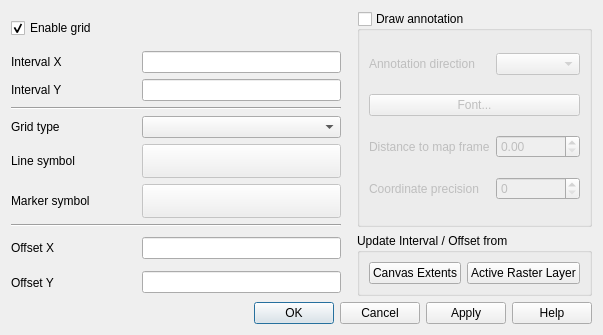
Before: the Qt Designer form src/ui/qgsdecorationgriddialog.ui in kadas-albireo/kadas-albireo, drawn with Qt 5.
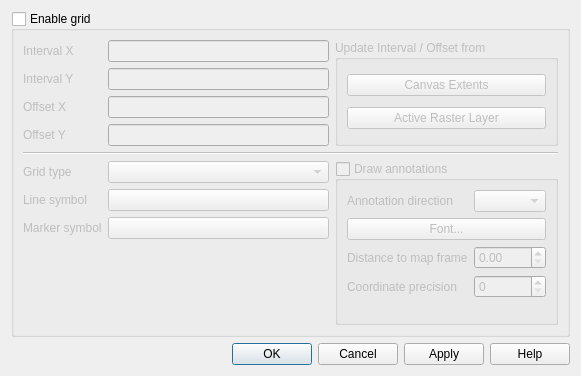
After: the same form once the commit is applied.

Commit message: Enable grid button in ribbon

What changed in the file:
```diff
--- a/src/ui/qgsdecorationgriddialog.ui
+++ b/src/ui/qgsdecorationgriddialog.ui
@@ -6,8 +6,8 @@
    <rect>
     <x>0</x>
     <y>0</y>
-    <width>603</width>
-    <height>335</height>
+    <width>581</width>
+    <height>376</height>
    </rect>
   </property>
   <property name="windowTitle">
@@ -18,37 +18,86 @@
     <enum>QLayout::SetMinimumSize</enum>
    </property>
    <item>
-    <layout class="QGridLayout" name="gridLayout_3" columnstretch="0,0,0,0,0" columnminimumwidth="125,100,0,0,0">
-     <item row="0" column="0">
-      <widget class="QCheckBox" name="chkEnable">
-       <property name="sizePolicy">
-        <sizepolicy hsizetype="Minimum" vsizetype="Minimum">
-         <horstretch>0</horstretch>
-         <verstretch>0</verstretch>
-        </sizepolicy>
-       </property>
-       <property name="layoutDirection">
-        <enum>Qt::LeftToRight</enum>
-       </property>
-       <property name="text">
+    <widget class="QGroupBox" name="chkEnable">
+     <property name="title">
         <string>Enable grid</string>
        </property>
+     <property name="checkable">
+      <bool>true</bool>
+     </property>
        <property name="checked">
-        <bool>true</bool>
-       </property>
-      </widget>
-     </item>
-     <item row="1" column="0">
-      <widget class="QLabel" name="mIntervalXLabel">
-       <property name="text">
-        <string>Interval X</string>
-       </property>
-       <property name="wordWrap">
-        <bool>true</bool>
-       </property>
-      </widget>
-     </item>
+      <bool>false</bool>
+     </property>
+     <layout class="QGridLayout" name="gridLayout_4">
      <item row="2" column="0">
+       <widget class="QLabel" name="mOffsetXLabel">
+        <property name="text">
+         <string>Offset X</string>
+        </property>
+        <property name="wordWrap">
+         <bool>true</bool>
+        </property>
+       </widget>
+      </item>
+      <item row="6" column="1">
+       <widget class="QComboBox" name="mGridTypeComboBox">
+        <property name="sizePolicy">
+         <sizepolicy hsizetype="Minimum" vsizetype="Fixed">
+          <horstretch>0</horstretch>
+          <verstretch>0</verstretch>
+         </sizepolicy>
+        </property>
+        <property name="minimumSize">
+         <size>
+          <width>100</width>
+          <height>0</height>
+         </size>
+        </property>
+       </widget>
+      </item>
+      <item row="8" column="0">
+       <widget class="QLabel" name="mMarkerSymbolLabel">
+        <property name="text">
+         <string>Marker symbol</string>
+        </property>
+       </widget>
+      </item>
+      <item row="7" column="1">
+       <widget class="QPushButton" name="mLineSymbolButton">
+        <property name="enabled">
+         <bool>false</bool>
+        </property>
+        <property name="sizePolicy">
+         <sizepolicy hsizetype="Minimum" vsizetype="Preferred">
+          <horstretch>0</horstretch>
+          <verstretch>0</verstretch>
+         </sizepolicy>
+        </property>
+        <property name="minimumSize">
+         <size>
+          <width>100</width>
+          <height>0</height>
+         </size>
+        </property>
+        <property name="text">
+         <string/>
+        </property>
+       </widget>
+      </item>
+      <item row="0" column="1">
+       <widget class="QLineEdit" name="mIntervalXEdit"/>
+      </item>
+      <item row="7" column="0">
+       <widget class="QLabel" name="mLineSymbolLabel">
+        <property name="text">
+         <string>Line symbol</string>
+        </property>
+        <property name="wordWrap">
+         <bool>true</bool>
+        </property>
+       </widget>
+      </item>
+      <item row="1" column="0">
       <widget class="QLabel" name="mIntervalYLabel">
        <property name="text">
         <string>Interval Y</string>
@@ -58,14 +107,62 @@
        </property>
       </widget>
      </item>
-     <item row="3" column="0" colspan="2">
-      <widget class="Line" name="line_2">
+      <item row="9" column="1">
+       <spacer name="verticalSpacer">
+        <property name="orientation">
+         <enum>Qt::Vertical</enum>
+        </property>
+        <property name="sizeHint" stdset="0">
+         <size>
+          <width>20</width>
+          <height>40</height>
+         </size>
+        </property>
+       </spacer>
+      </item>
+      <item row="5" column="0" colspan="4">
+       <widget class="Line" name="line">
        <property name="orientation">
         <enum>Qt::Horizontal</enum>
        </property>
       </widget>
      </item>
-     <item row="4" column="0">
+      <item row="2" column="1">
+       <widget class="QLineEdit" name="mOffsetXEdit"/>
+      </item>
+      <item row="8" column="1">
+       <widget class="QPushButton" name="mMarkerSymbolButton">
+        <property name="enabled">
+         <bool>false</bool>
+        </property>
+        <property name="sizePolicy">
+         <sizepolicy hsizetype="Minimum" vsizetype="Preferred">
+          <horstretch>0</horstretch>
+          <verstretch>0</verstretch>
+         </sizepolicy>
+        </property>
+        <property name="minimumSize">
+         <size>
+          <width>100</width>
+          <height>0</height>
+         </size>
+        </property>
+        <property name="text">
+         <string/>
+        </property>
+       </widget>
+      </item>
+      <item row="0" column="0">
+       <widget class="QLabel" name="mIntervalXLabel">
+        <property name="text">
+         <string>Interval X</string>
+        </property>
+        <property name="wordWrap">
+         <bool>true</bool>
+        </property>
+       </widget>
+      </item>
+      <item row="6" column="0">
       <widget class="QLabel" name="mGridTypeLabel">
        <property name="accessibleName">
         <string extracomment="Hello translotor"/>
@@ -78,74 +175,10 @@
        </property>
       </widget>
      </item>
-     <item row="5" column="0">
-      <widget class="QLabel" name="mLineSymbolLabel">
-       <property name="text">
-        <string>Line symbol</string>
-       </property>
-       <property name="wordWrap">
-        <bool>true</bool>
-       </property>
-      </widget>
-     </item>
-     <item row="4" column="1">
-      <widget class="QComboBox" name="mGridTypeComboBox">
-       <property name="sizePolicy">
-        <sizepolicy hsizetype="Minimum" vsizetype="Fixed">
-         <horstretch>0</horstretch>
-         <verstretch>0</verstretch>
-        </sizepolicy>
-       </property>
-       <property name="minimumSize">
-        <size>
-         <width>100</width>
-         <height>0</height>
-        </size>
-       </property>
-      </widget>
-     </item>
-     <item row="5" column="1">
-      <widget class="QPushButton" name="mLineSymbolButton">
-       <property name="enabled">
-        <bool>false</bool>
-       </property>
-       <property name="sizePolicy">
-        <sizepolicy hsizetype="Minimum" vsizetype="Preferred">
-         <horstretch>0</horstretch>
-         <verstretch>0</verstretch>
-        </sizepolicy>
-       </property>
-       <property name="minimumSize">
-        <size>
-         <width>100</width>
-         <height>0</height>
-        </size>
-       </property>
-       <property name="text">
-        <string/>
-       </property>
-      </widget>
-     </item>
-     <item row="1" column="2">
-      <spacer name="horizontalSpacer">
-       <property name="orientation">
-        <enum>Qt::Horizontal</enum>
-       </property>
-       <property name="sizeType">
-        <enum>QSizePolicy::Fixed</enum>
-       </property>
-       <property name="sizeHint" stdset="0">
-        <size>
-         <width>10</width>
-         <height>20</height>
-        </size>
-       </property>
-      </spacer>
-     </item>
-     <item row="0" column="3" rowspan="8" colspan="2">
+      <item row="6" column="2" rowspan="5" colspan="2">
       <widget class="QGroupBox" name="mDrawAnnotationCheckBox">
        <property name="title">
-        <string>Draw annotation</string>
+         <string>Draw annotations</string>
        </property>
        <property name="flat">
         <bool>false</bool>
@@ -160,6 +193,9 @@
         <property name="sizeConstraint">
          <enum>QLayout::SetMinimumSize</enum>
         </property>
+         <item row="0" column="1">
+          <widget class="QComboBox" name="mAnnotationDirectionComboBox"/>
+         </item>
         <item row="0" column="0">
          <widget class="QLabel" name="mAnnotationDirectionLabel">
           <property name="frameShape">
@@ -168,19 +204,6 @@
           <property name="text">
            <string>Annotation direction</string>
           </property>
-          <property name="wordWrap">
-           <bool>true</bool>
-          </property>
-         </widget>
-        </item>
-        <item row="0" column="1">
-         <widget class="QComboBox" name="mAnnotationDirectionComboBox"/>
-        </item>
-        <item row="1" column="0" colspan="2">
-         <widget class="QPushButton" name="mAnnotationFontButton">
-          <property name="text">
-           <string>Font...</string>
-          </property>
          </widget>
         </item>
         <item row="2" column="0">
@@ -188,77 +211,48 @@
           <property name="text">
            <string>Distance to map frame</string>
           </property>
-          <property name="wordWrap">
-           <bool>true</bool>
-          </property>
-         </widget>
-        </item>
-        <item row="2" column="1">
-         <widget class="QDoubleSpinBox" name="mDistanceToMapFrameSpinBox"/>
+          </widget>
+         </item>
+         <item row="3" column="1">
+          <widget class="QSpinBox" name="mCoordinatePrecisionSpinBox"/>
         </item>
         <item row="3" column="0">
          <widget class="QLabel" name="mCoordinatePrecisionLabel">
           <property name="text">
            <string>Coordinate precision</string>
           </property>
-          <property name="wordWrap">
-           <bool>true</bool>
-          </property>
-         </widget>
-        </item>
-        <item row="3" column="1">
-         <widget class="QSpinBox" name="mCoordinatePrecisionSpinBox"/>
-        </item>
-       </layout>
-      </widget>
-     </item>
-     <item row="6" column="0">
-      <widget class="QLabel" name="mMarkerSymbolLabel">
+          </widget>
+         </item>
+         <item row="2" column="1">
+          <widget class="QDoubleSpinBox" name="mDistanceToMapFrameSpinBox"/>
+         </item>
+         <item row="1" column="0" colspan="2">
+          <widget class="QPushButton" name="mAnnotationFontButton">
        <property name="text">
-        <string>Marker symbol</string>
+            <string>Font...</string>
        </property>
       </widget>
      </item>
-     <item row="6" column="1">
-      <widget class="QPushButton" name="mMarkerSymbolButton">
-       <property name="enabled">
-        <bool>false</bool>
-       </property>
-       <property name="sizePolicy">
-        <sizepolicy hsizetype="Minimum" vsizetype="Preferred">
-         <horstretch>0</horstretch>
-         <verstretch>0</verstretch>
-        </sizepolicy>
-       </property>
-       <property name="minimumSize">
+         <item row="4" column="0" colspan="2">
+          <spacer name="verticalSpacer_2">
+           <property name="orientation">
+            <enum>Qt::Vertical</enum>
+           </property>
+           <property name="sizeHint" stdset="0">
         <size>
-         <width>100</width>
-         <height>0</height>
-        </size>
-       </property>
-       <property name="text">
-        <string/>
-       </property>
-      </widget>
-     </item>
-     <item row="7" column="0" colspan="2">
-      <widget class="Line" name="line_3">
-       <property name="orientation">
-        <enum>Qt::Horizontal</enum>
-       </property>
-      </widget>
-     </item>
-     <item row="8" column="0">
-      <widget class="QLabel" name="mOffsetXLabel">
-       <property name="text">
-        <string>Offset X</string>
-       </property>
-       <property name="wordWrap">
-        <bool>true</bool>
-       </property>
-      </widget>
-     </item>
-     <item row="9" column="0">
+             <width>20</width>
+             <height>40</height>
+            </size>
+           </property>
+          </spacer>
+         </item>
+        </layout>
+       </widget>
+      </item>
+      <item row="1" column="1">
+       <widget class="QLineEdit" name="mIntervalYEdit"/>
+      </item>
+      <item row="3" column="0">
       <widget class="QLabel" name="mOffsetYLabel">
        <property name="text">
         <string>Offset Y</string>
@@ -268,7 +262,10 @@
        </property>
       </widget>
      </item>
-     <item row="8" column="3" rowspan="2" colspan="2">
+      <item row="3" column="1">
+       <widget class="QLineEdit" name="mOffsetYEdit"/>
+      </item>
+      <item row="0" column="2" rowspan="4" colspan="2">
       <widget class="QGroupBox" name="groupBox">
        <property name="title">
         <string>Update Interval / Offset from</string>
@@ -281,7 +278,7 @@
           </property>
          </widget>
         </item>
-        <item row="0" column="1">
+         <item row="1" column="0">
          <widget class="QPushButton" name="mPbtnUpdateFromLayer">
           <property name="text">
            <string>Active Raster Layer</string>
@@ -291,19 +288,8 @@
        </layout>
       </widget>
      </item>
-     <item row="1" column="1">
-      <widget class="QLineEdit" name="mIntervalXEdit"/>
-     </item>
-     <item row="2" column="1">
-      <widget class="QLineEdit" name="mIntervalYEdit"/>
-     </item>
-     <item row="8" column="1">
-      <widget class="QLineEdit" name="mOffsetXEdit"/>
-     </item>
-     <item row="9" column="1">
-      <widget class="QLineEdit" name="mOffsetYEdit"/>
-     </item>
-    </layout>
+     </layout>
+    </widget>
    </item>
    <item>
     <widget class="QDialogButtonBox" name="buttonBox">
```
Left out of the diff: 10 changed lines with no effect on the pictures. Lines whose indentation alone changed are shown as unchanged. The commit also changes 1 other file.
